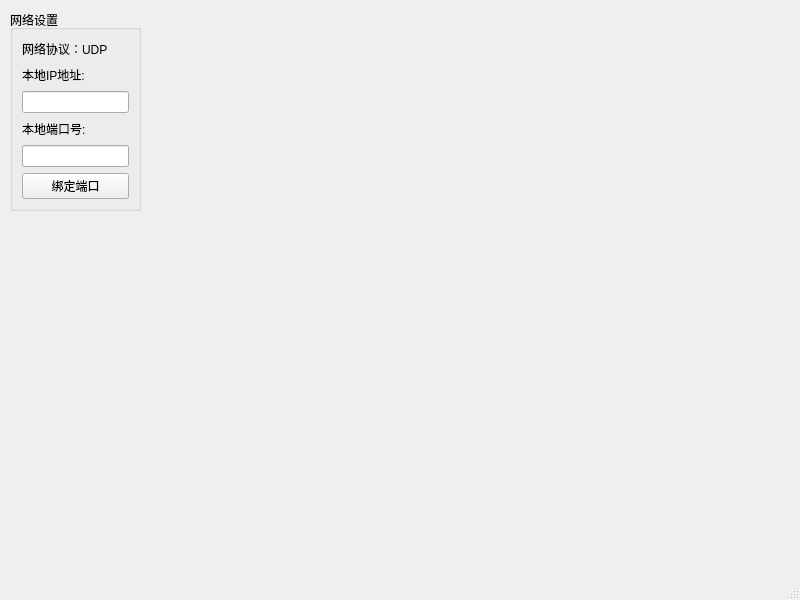
First picture: the form in MyUdpNetworkassist/mainwindow.ui, repository ZzJjH/UdpNetworkAssist, before the edit.
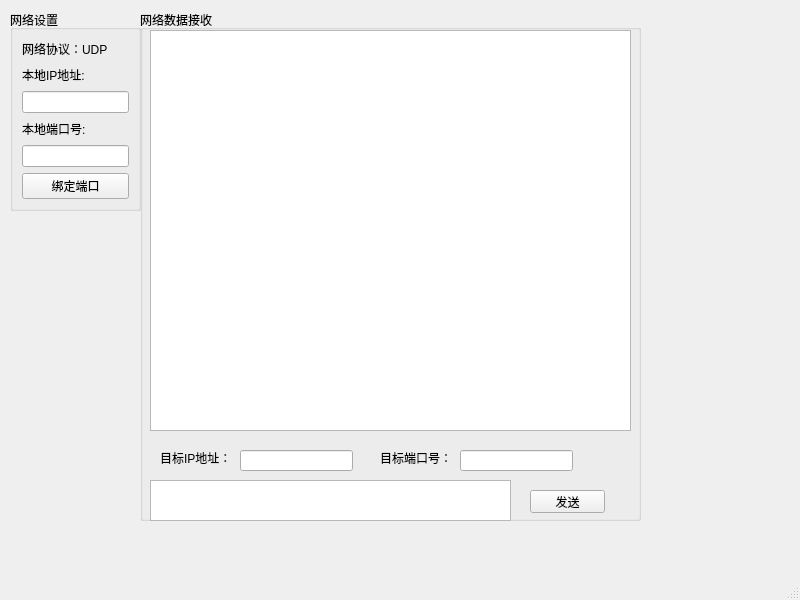
Second picture: the form after the edit.

Commit message: Udp发送和接收

```diff
--- a/MyUdpNetworkassist/mainwindow.ui
+++ b/MyUdpNetworkassist/mainwindow.ui
@@ -67,6 +67,98 @@
      </item>
     </layout>
    </widget>
+   <widget class="QGroupBox" name="groupBox_2">
+    <property name="geometry">
+     <rect>
+      <x>140</x>
+      <y>10</y>
+      <width>501</width>
+      <height>511</height>
+     </rect>
+    </property>
+    <property name="title">
+     <string>网络数据接收</string>
+    </property>
+    <widget class="QTextEdit" name="ReceivetextEdit">
+     <property name="geometry">
+      <rect>
+       <x>10</x>
+       <y>20</y>
+       <width>481</width>
+       <height>401</height>
+      </rect>
+     </property>
+    </widget>
+    <widget class="QTextEdit" name="SendtextEdit">
+     <property name="geometry">
+      <rect>
+       <x>10</x>
+       <y>470</y>
+       <width>361</width>
+       <height>41</height>
+      </rect>
+     </property>
+    </widget>
+    <widget class="QPushButton" name="SendBtn">
+     <property name="geometry">
+      <rect>
+       <x>390</x>
+       <y>480</y>
+       <width>75</width>
+       <height>23</height>
+      </rect>
+     </property>
+     <property name="text">
+      <string>发送</string>
+     </property>
+    </widget>
+    <widget class="QLabel" name="label_4">
+     <property name="geometry">
+      <rect>
+       <x>20</x>
+       <y>440</y>
+       <width>71</width>
+       <height>16</height>
+      </rect>
+     </property>
+     <property name="text">
+      <string>目标IP地址：</string>
+     </property>
+    </widget>
+    <widget class="QLineEdit" name="UdpIPlineEdit">
+     <property name="geometry">
+      <rect>
+       <x>100</x>
+       <y>440</y>
+       <width>113</width>
+       <height>21</height>
+      </rect>
+     </property>
+    </widget>
+    <widget class="QLabel" name="label_5">
+     <property name="geometry">
+      <rect>
+       <x>240</x>
+       <y>440</y>
+       <width>71</width>
+       <height>16</height>
+      </rect>
+     </property>
+     <property name="text">
+      <string>目标端口号：</string>
+     </property>
+    </widget>
+    <widget class="QLineEdit" name="UdpPORTlineEdit">
+     <property name="geometry">
+      <rect>
+       <x>320</x>
+       <y>440</y>
+       <width>113</width>
+       <height>21</height>
+      </rect>
+     </property>
+    </widget>
+   </widget>
   </widget>
   <widget class="QMenuBar" name="menubar">
    <property name="geometry">
```
The commit also changes 3 other files.
